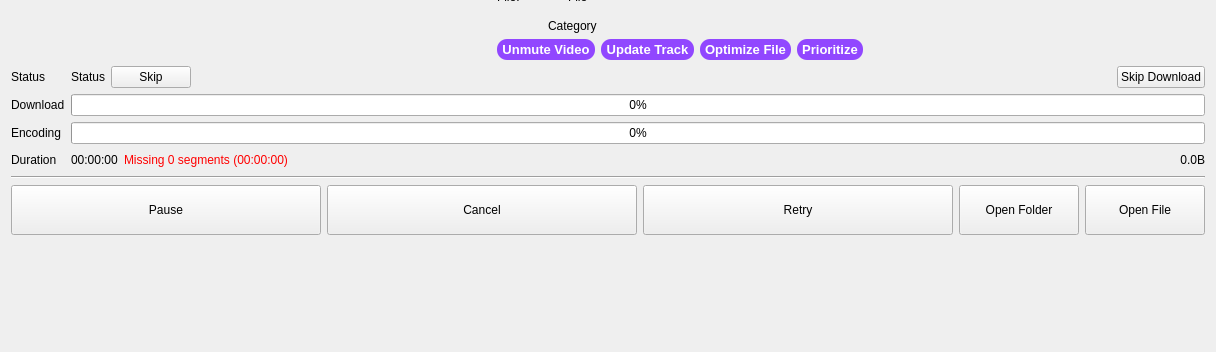
First picture: the form in resources/ui/download.ui, repository devhotteok/TwitchLink, before the edit; both pictures show x 0 to 1216 and y 291 to 643 of the 1216 by 643 pixel window.
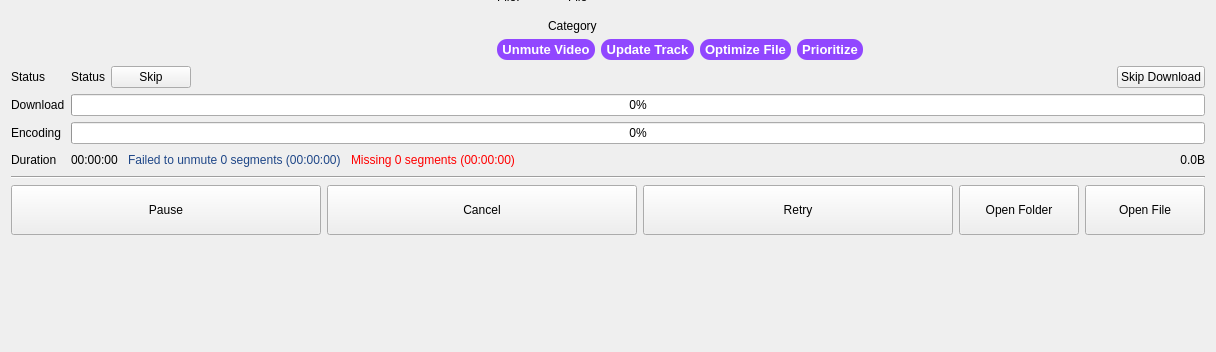
Second picture: the form after the edit. Icons and pictures are not drawn.

What changed in the file:
```diff
--- a/resources/ui/download.ui
+++ b/resources/ui/download.ui
@@ -842,6 +842,9 @@
       <item row="3" column="1">
        <widget class="QWidget" name="fileInfoArea" native="true">
         <layout class="QHBoxLayout" name="fileInfoAreaLayout">
+         <property name="spacing">
+          <number>10</number>
+         </property>
          <property name="leftMargin">
           <number>0</number>
          </property>
@@ -862,7 +865,17 @@
           </widget>
          </item>
          <item>
-          <widget class="QLabel" name="dataLoss">
+          <widget class="QLabel" name="mutedInfo">
+           <property name="styleSheet">
+            <string notr="true">color: rgb(31, 71, 136);</string>
+           </property>
+           <property name="text">
+            <string>Failed to unmute 0 segments (00:00:00)</string>
+           </property>
+          </widget>
+         </item>
+         <item>
+          <widget class="QLabel" name="missingInfo">
            <property name="styleSheet">
             <string notr="true">color: rgb(255, 0, 0);</string>
            </property>
```
